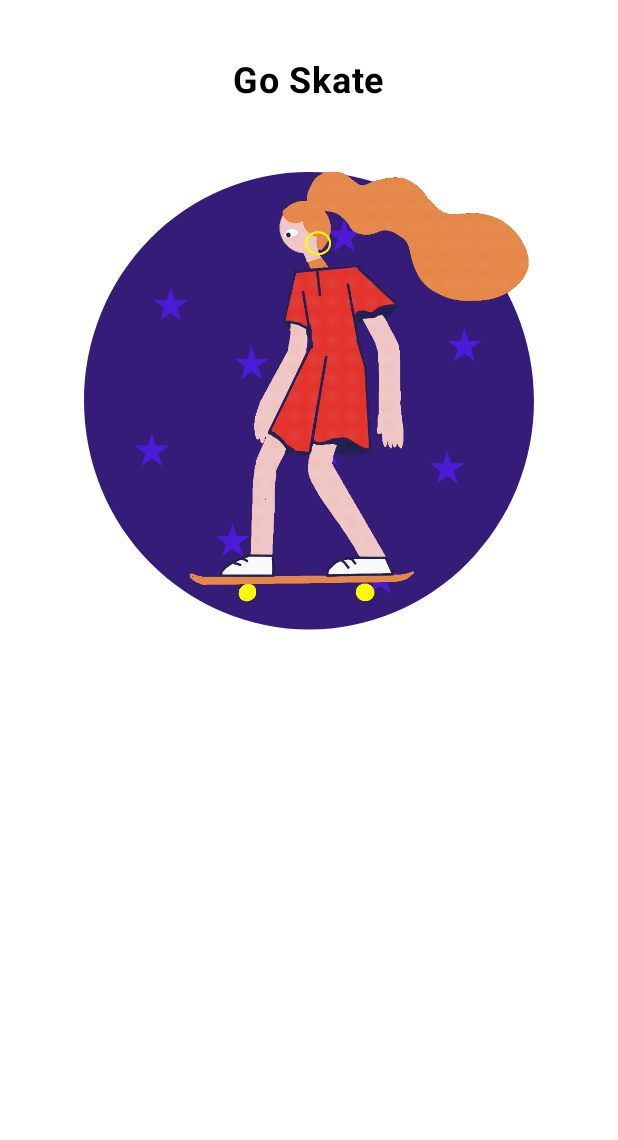
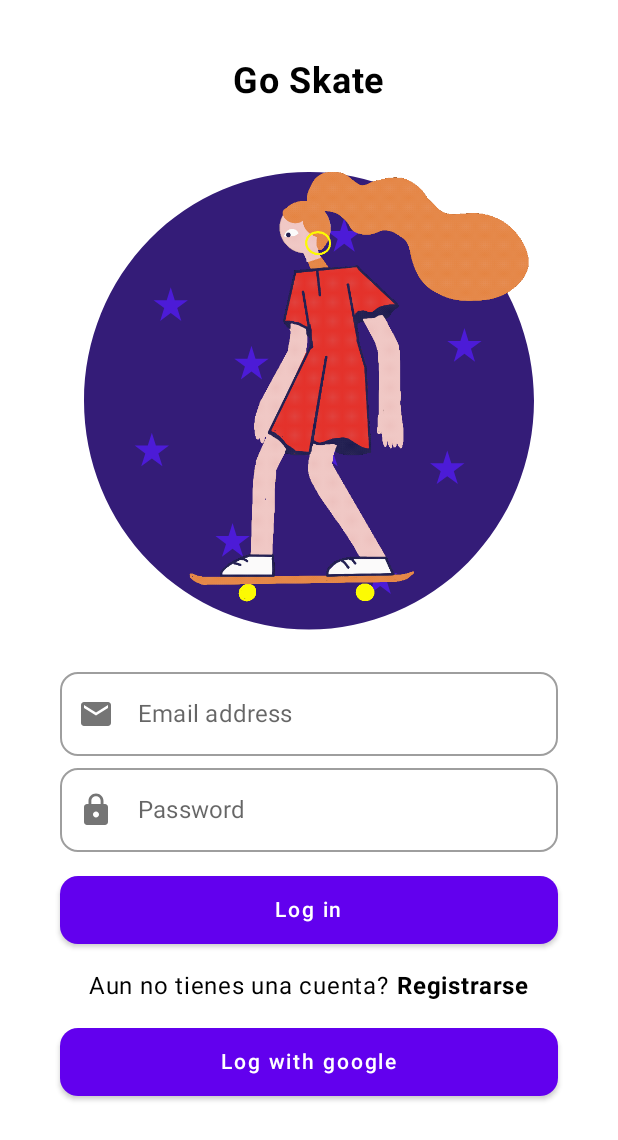
Before and after one commit to erisg/GoSkateCompose, an Android app built with Jetpack Compose: the @Preview function LoginScreenPreview, on a phone screen of 412 x 824 dp. Shown: the top 1140 px of the screen. Run offline under Robolectric (Android 15) with nearby library versions, the phone set to English and light mode, and no system bars; our stand-ins replace constraintlayout-compose; libraries missing offline, so code that uses them is left out: coil.decode; 1 statement that could not run was skipped.

Commit message:
login screen creation

```diff
--- /dev/null
+++ b/app/src/main/java/com/goskate/goskate/ui/components/ButtonComponent.kt
@@ -0,0 +1,21 @@
+package com.goskate.goskate.ui.components
+
+import androidx.compose.material.Button
+import androidx.compose.material.Text
+import androidx.compose.runtime.Composable
+import androidx.compose.ui.Modifier
+import com.goskate.goskate.ui.theme.Shapes
+
+@Composable
+fun ButtonWithCornerShape(
+    modifier: Modifier,
+    text: String,
+) {
+    Button(
+        onClick = {},
+        modifier = modifier,
+        shape = Shapes.medium,
+    ) {
+        Text(text = text)
+    }
+}
--- /dev/null
+++ b/app/src/main/java/com/goskate/goskate/ui/components/TextFieldComponent.kt
@@ -0,0 +1,35 @@
+package com.goskate.goskate.ui.components
+
+import androidx.compose.material.Icon
+import androidx.compose.material.OutlinedTextField
+import androidx.compose.material.Text
+import androidx.compose.runtime.Composable
+import androidx.compose.runtime.getValue
+import androidx.compose.runtime.mutableStateOf
+import androidx.compose.runtime.remember
+import androidx.compose.runtime.setValue
+import androidx.compose.ui.Modifier
+import androidx.compose.ui.graphics.vector.ImageVector
+import androidx.compose.ui.text.input.TextFieldValue
+import com.goskate.goskate.ui.theme.Shapes
+
+@Composable
+fun TextFieldWithIcons(
+    modifier: Modifier,
+    label: String,
+    placeHolder: String,
+    imageVector: ImageVector
+) {
+    var text by remember { mutableStateOf(TextFieldValue("")) }
+    return OutlinedTextField(
+        value = text,
+        leadingIcon = { Icon(imageVector = imageVector, contentDescription = imageVector.toString()) },
+        onValueChange = {
+            text = it
+        },
+        modifier = modifier,
+        label = { Text(text = label) },
+        placeholder = { Text(text = placeHolder) },
+        shape = Shapes.medium
+    )
+}
--- a/app/src/main/java/com/goskate/goskate/LoginScreen.kt
+++ b/app/src/main/java/com/goskate/goskate/ui/screen/LoginScreen.kt
@@ -2,13 +2,20 @@ package com.goskate.goskate
 
 import android.os.Build.VERSION.SDK_INT
 import androidx.compose.foundation.Image
+import androidx.compose.foundation.background
 import androidx.compose.foundation.layout.Box
+import androidx.compose.foundation.layout.Row
 import androidx.compose.foundation.layout.Spacer
 import androidx.compose.foundation.layout.fillMaxSize
+import androidx.compose.foundation.layout.fillMaxWidth
 import androidx.compose.foundation.layout.height
 import androidx.compose.foundation.layout.padding
+import androidx.compose.foundation.layout.wrapContentHeight
 import androidx.compose.foundation.layout.wrapContentWidth
 import androidx.compose.foundation.shape.RoundedCornerShape
+import androidx.compose.material.icons.Icons
+import androidx.compose.material.icons.filled.Email
+import androidx.compose.material.icons.filled.Lock
 import androidx.compose.material3.Text
 import androidx.compose.runtime.Composable
 import androidx.compose.ui.Alignment
@@ -28,12 +35,18 @@ import coil.decode.GifDecoder
 import coil.decode.ImageDecoderDecoder
 import coil.request.ImageRequest
 import coil.size.OriginalSize
+import com.goskate.goskate.ui.components.ButtonWithCornerShape
+import com.goskate.goskate.ui.components.TextFieldWithIcons
 import com.goskate.goskate.ui.theme.GoSkateTheme
+import com.goskate.goskate.ui.theme.white
 
 @Composable
 fun LoginScreen() {
     ConstraintLayout(modifier = Modifier.fillMaxSize()) {
-        val (header, divider, welcome, dividerContent, email) = createRefs()
+        val (
+            header, divider, welcome, dividerContent, email, password,
+            dividerEditText, bottom, signUp, loginGoogle
+        ) = createRefs()
         val context = LocalContext.current
         val imageLoader = ImageLoader.Builder(context)
             .components {
@@ -62,7 +75,7 @@ fun LoginScreen() {
                     end.linkTo(header.end)
                 },
             fontSize = 24.sp,
-            fontWeight = FontWeight.Bold
+            fontWeight = FontWeight.Bold,
         )
 
         Box(
@@ -103,6 +116,85 @@ fun LoginScreen() {
                     end.linkTo(header.end)
                 },
         )
+        TextFieldWithIcons(
+            modifier = Modifier
+                .fillMaxWidth()
+                .padding(horizontal = 24.dp)
+                .constrainAs(email) {
+                    top.linkTo(dividerContent.bottom)
+                    start.linkTo(parent.start)
+                    end.linkTo(parent.end)
+                },
+            label = "Email address",
+            placeHolder = "Enter your e-mail",
+            imageVector = Icons.Default.Email,
+        )
+
+        TextFieldWithIcons(
+            modifier = Modifier
+                .fillMaxWidth()
+                .padding(horizontal = 24.dp)
+                .constrainAs(password) {
+                    top.linkTo(email.bottom)
+                    start.linkTo(parent.start)
+                    end.linkTo(parent.end)
+                },
+            label = "Password",
+            placeHolder = "Enter your password",
+            imageVector = Icons.Default.Lock,
+        )
+        Spacer(
+            Modifier
+                .height(16.dp)
+                .constrainAs(dividerEditText) {
+                    top.linkTo(password.bottom)
+                    start.linkTo(parent.start)
+                    end.linkTo(parent.end)
+                },
+        )
+        ButtonWithCornerShape(
+            modifier = Modifier
+                .height(45.dp)
+                .fillMaxWidth()
+                .padding(horizontal = 24.dp)
+                .constrainAs(bottom) {
+                    top.linkTo(dividerEditText.bottom)
+                    start.linkTo(parent.start)
+                    end.linkTo(parent.end)
+                },
+            text = "Log in",
+        )
+        Row(
+            modifier = Modifier
+                .wrapContentWidth()
+                .wrapContentHeight()
+                .padding(horizontal = 24.dp, vertical = 16.dp)
+                .constrainAs(signUp) {
+                    top.linkTo(bottom.bottom)
+                    start.linkTo(parent.start)
+                    end.linkTo(parent.end)
+                },
+        ) {
+            Text(text = "Aun no tienes una cuenta?")
+
+            Text(
+                text = "Registrarse",
+                modifier = Modifier.padding(start = 5.dp),
+                fontWeight = FontWeight.Bold,
+            )
+        }
+        ButtonWithCornerShape(
+            modifier = Modifier
+                .height(45.dp)
+                .fillMaxWidth()
+                .padding(horizontal = 24.dp)
+                .constrainAs(loginGoogle) {
+                    top.linkTo(signUp.bottom)
+                    start.linkTo(parent.start)
+                    end.linkTo(parent.end)
+                },
+            text = "Log with google",
+        )
     }
 }
 
```
Also changed, not shown: app/src/main/java/com/goskate/goskate/ui/navigation/Navigation.kt (renamed from app/src/main/java/com/goskate/goskate/Navigation.kt).
